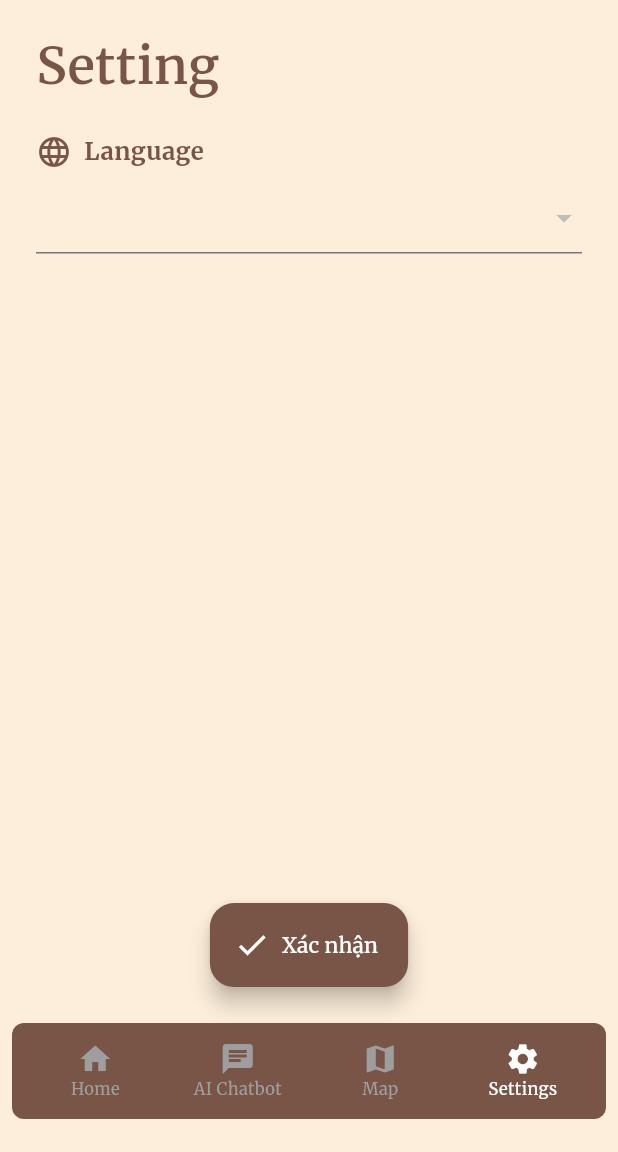
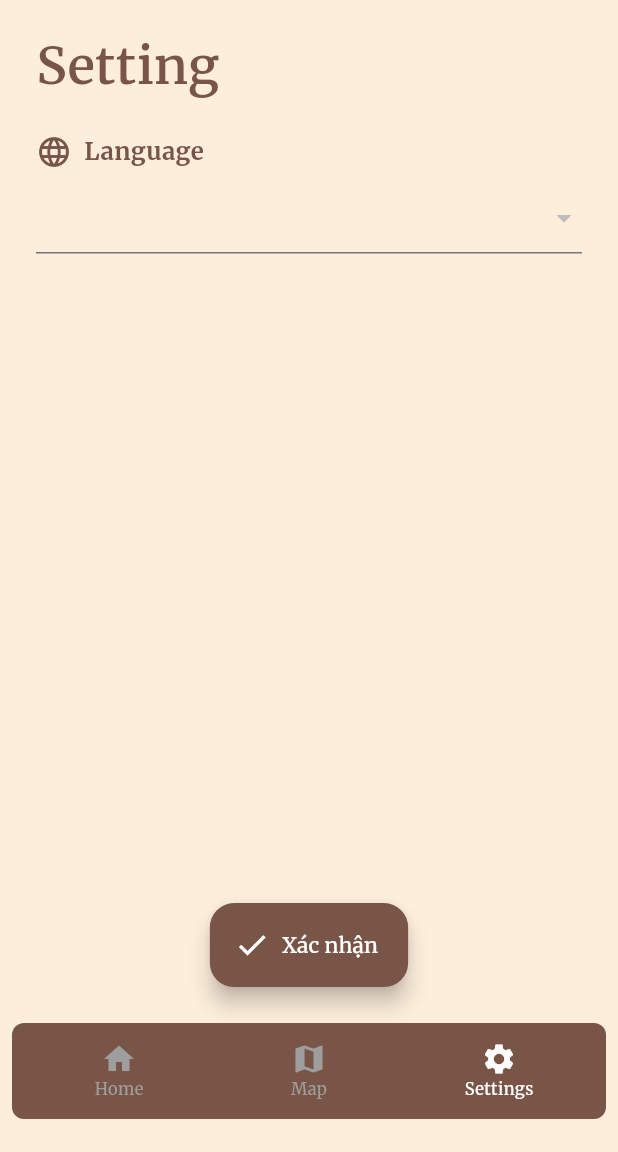
Before and after one commit to huongntt309/INT3414_20_HoaLoARDiscovery, a Flutter app: the SettingScreen screen opened by its route, on a phone screen of 412 x 824 dp, the part 84-1236 px from its top. Run offline on Flutter 3.47's test engine with Material 3 defaults, Android fonts, the phone set to English and light mode, and no system bars; drawn by our look-alikes of floating_bottom_navigation_bar; our stand-ins replace animate_do, animated_text_kit, carousel_slider, chewie, dots_indicator, google_fonts and 1 more; statements that could not run were skipped.

Commit message:
UI - no chatbot

```diff
--- a/lib/components/navbar_home.dart
+++ b/lib/components/navbar_home.dart
@@ -18,13 +18,11 @@ class CustomNavbar extends StatelessWidget {
             case 0:
               Navigator.pushReplacementNamed(context, '/home');
               break;
+
             case 1:
-              Navigator.pushReplacementNamed(context, '/ai-chatbot');
+              Navigator.pushReplacementNamed(context, '/map');
               break;
             case 2:
-              Navigator.pushReplacementNamed(context, '/map');
-              break;
-            case 3:
               Navigator.pushReplacementNamed(context, '/setting');
               break;
             default:
@@ -40,7 +38,6 @@ class CustomNavbar extends StatelessWidget {
             currentIndex, // Sử dụng currentIndex để xác định tab nào được chọn
         items: [
           FloatingNavbarItem(icon: Icons.home, title: 'Home'),
-          FloatingNavbarItem(icon: Icons.chat, title: 'AI Chatbot'),
           FloatingNavbarItem(icon: Icons.map, title: 'Map'),
           FloatingNavbarItem(icon: Icons.settings, title: 'Settings'),
         ],
--- a/lib/main.dart
+++ b/lib/main.dart
@@ -6,7 +6,6 @@ import './widgets/home.dart';
 import './widgets/map.dart';
 import './widgets/intro.dart';
 import './widgets/setting.dart';
-import './widgets/ai_chatbot.dart';
 
 void main() async {
   WidgetsFlutterBinding.ensureInitialized();
@@ -44,7 +43,6 @@ class MyApp extends StatelessWidget {
         '/home': (context) => HomeScreen(languageData: languageData, databaseItems: databaseItems),
         '/map': (context) => MapScreen(languageData: languageData),
         '/setting': (context) => SettingScreen(languageData: languageData),
-        '/ai-chatbot': (context) => AIChatbotScreen(languageData: languageData),
       },
       theme: ThemeData(
         textTheme: GoogleFonts.merriweatherTextTheme(
--- a/lib/widgets/map.dart
+++ b/lib/widgets/map.dart
@@ -64,7 +64,7 @@ class _MapScreenState extends State<MapScreen> {
         ),
       ),
       extendBody: true,
-      bottomNavigationBar: CustomNavbar(currentIndex: 2),
+      bottomNavigationBar: const CustomNavbar(currentIndex: 1),
     );
   }
 }
--- a/lib/widgets/setting.dart
+++ b/lib/widgets/setting.dart
@@ -6,7 +6,7 @@ import '../utils/language_manager.dart'; // Import LanguageManager
 class SettingScreen extends StatefulWidget {
   final Map<String, dynamic> languageData;
 
-  const SettingScreen({Key? key, required this.languageData}) : super(key: key);
+  const SettingScreen({super.key, required this.languageData});
 
   @override
   _SettingScreenState createState() => _SettingScreenState();
@@ -31,7 +31,7 @@ class _SettingScreenState extends State<SettingScreen> {
   @override
   Widget build(BuildContext context) {
     return Scaffold(
-      backgroundColor: Color(0xFFFDEEDB),
+      backgroundColor: const Color(0xFFFDEEDB),
       extendBodyBehindAppBar: true,
       appBar: CustomAppBar(title: 'Hoa Lo AR Discovery'),
       body: Container(
@@ -41,36 +41,36 @@ class _SettingScreenState extends State<SettingScreen> {
           child: Column(
             crossAxisAlignment: CrossAxisAlignment.start,
             children: [
-              SizedBox(height: 20),
+              const SizedBox(height: 20),
               Padding(
-                padding: EdgeInsets.symmetric(horizontal: 24),
+                padding: const EdgeInsets.symmetric(horizontal: 24),
                 child: Text(
                   widget.languageData.isNotEmpty
                       ? widget.languageData[_selectedLanguage]['setting']
                       : 'Setting',
-                  style: TextStyle(
+                  style: const TextStyle(
                     color: Colors.brown,
                     fontSize: 34,
                     fontWeight: FontWeight.w600,
                   ),
                 ),
               ),
-              SizedBox(height: 20),
+              const SizedBox(height: 20),
               Padding(
-                padding: EdgeInsets.symmetric(horizontal: 24),
+                padding: const EdgeInsets.symmetric(horizontal: 24),
                 child: Column(
                   crossAxisAlignment: CrossAxisAlignment.start,
                   children: [
                     Row(
                       children: [
-                        Icon(Icons.language, color: Colors.brown),
-                        SizedBox(width: 8),
+                        const Icon(Icons.language, color: Colors.brown),
+                        const SizedBox(width: 8),
                         Text(
                           widget.languageData.isNotEmpty
                               ? widget.languageData[_selectedLanguage]
                                   ['language']
                               : 'Language',
-                          style: TextStyle(
+                          style: const TextStyle(
                             color: Colors.brown,
                             fontSize: 16,
                             fontWeight: FontWeight.bold,
@@ -78,7 +78,7 @@ class _SettingScreenState extends State<SettingScreen> {
                         ),
                       ],
                     ),
-                    SizedBox(height: 8),
+                    const SizedBox(height: 8),
                     DropdownButtonFormField(
                       value: _selectedLanguage,
                       onChanged: (value) {
@@ -92,7 +92,7 @@ class _SettingScreenState extends State<SettingScreen> {
                                 value: language,
                                 child: Row(
                                   children: [
-                                    SizedBox(width: 8),
+                                    const SizedBox(width: 8),
                                     Text(language),
                                   ],
                                 ),
@@ -108,16 +108,16 @@ class _SettingScreenState extends State<SettingScreen> {
         ),
       ),
       extendBody: true,
-      bottomNavigationBar: CustomNavbar(currentIndex: 3),
+      bottomNavigationBar: const CustomNavbar(currentIndex: 2),
       floatingActionButton: FloatingActionButton.extended(
         onPressed: _handleConfirmation,
         label: Text(
           widget.languageData.isNotEmpty
               ? widget.languageData[_selectedLanguage]['confirm']
               : 'Xác nhận',
-          style: TextStyle(color: Colors.white),
+          style: const TextStyle(color: Colors.white),
         ),
-        icon: Icon(Icons.check, color: Colors.white),
+        icon: const Icon(Icons.check, color: Colors.white),
         backgroundColor: Colors.brown,
       ),
       floatingActionButtonLocation: FloatingActionButtonLocation.centerFloat,
```
Also changed, not shown: lib/widgets/ai_chatbot.dart (deleted, +0 -168 lines).
